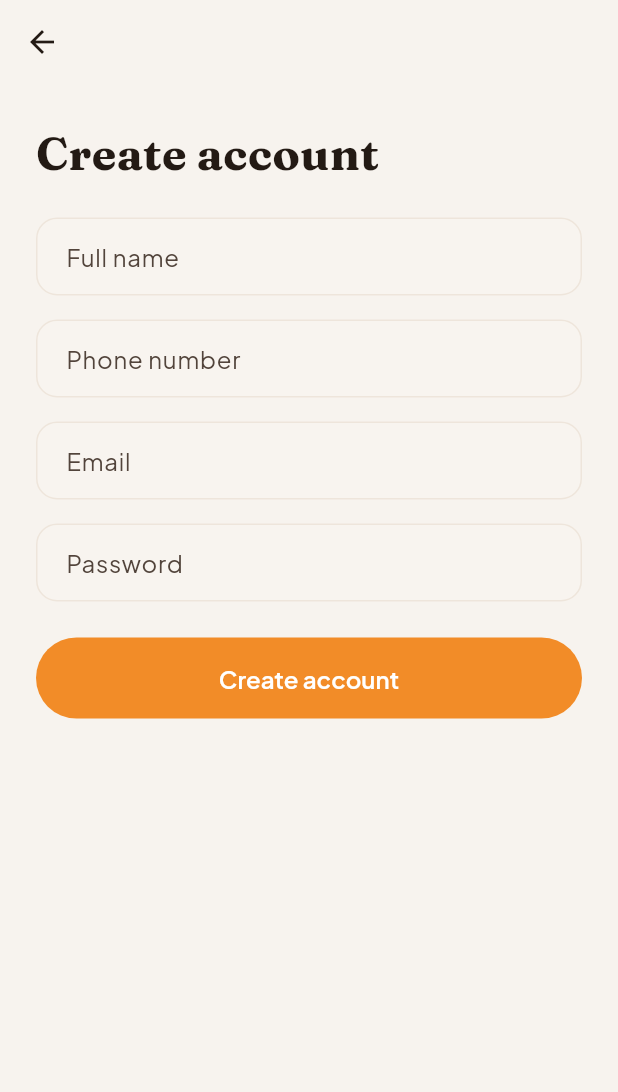
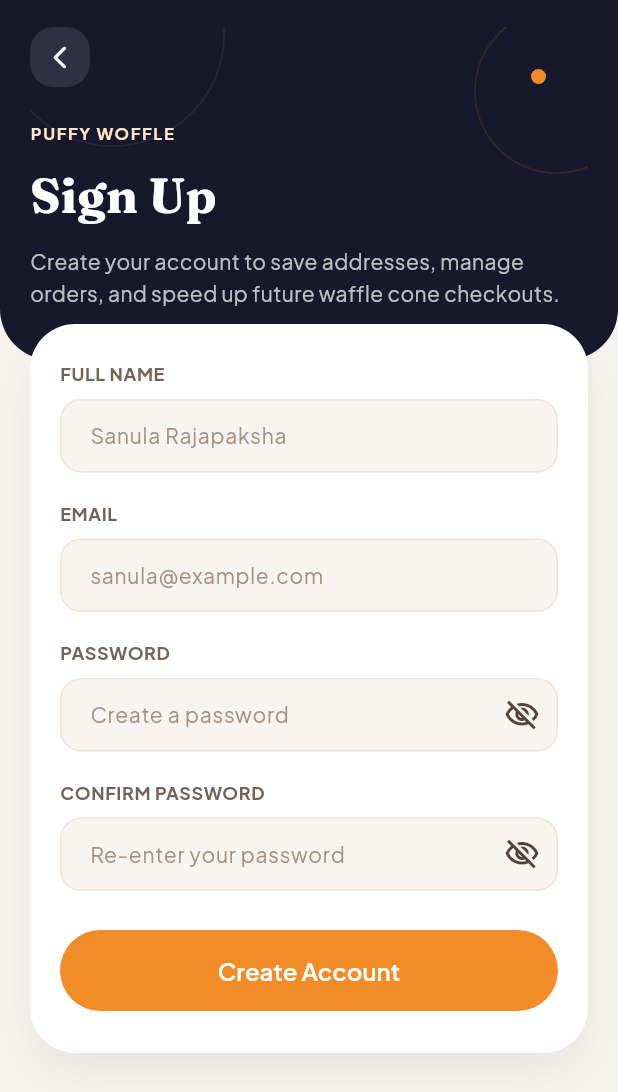
Before and after one commit to sanularajapaksha-prog/waffle_corn_mobile_application, a Flutter app: the SignUpScreen screen opened by its route, on a phone screen of 412 x 824 dp. Shown: the top 1092 px of the screen. Run offline on Flutter 3.47's test engine with Material 3 defaults, Android fonts, the phone set to English and light mode, and no system bars; our stand-ins replace google_fonts.

Commit message:
redo sign up screen

```diff
--- a/frontend/lib/screens/sign_up_screen.dart
+++ b/frontend/lib/screens/sign_up_screen.dart
@@ -1,40 +1,152 @@
 import 'package:flutter/material.dart';
-import 'package:google_fonts/google_fonts.dart';
+import 'package:flutter/services.dart';
 
-import '../utils/app_colors.dart';
 import '../utils/app_routes.dart';
+import '../widgets/auth/auth_header.dart';
+import '../widgets/common/custom_text_field.dart';
 import '../widgets/custom_button.dart';
 
-class SignUpScreen extends StatelessWidget {
+class SignUpScreen extends StatefulWidget {
   const SignUpScreen({super.key});
 
   @override
+  State<SignUpScreen> createState() => _SignUpScreenState();
+}
+
+class _SignUpScreenState extends State<SignUpScreen> {
+  final _nameController = TextEditingController();
+  final _emailController = TextEditingController();
+  final _passwordController = TextEditingController();
+  final _confirmPasswordController = TextEditingController();
+  bool _obscurePassword = true;
+  bool _obscureConfirmPassword = true;
+
+  @override
+  void dispose() {
+    _nameController.dispose();
+    _emailController.dispose();
+    _passwordController.dispose();
+    _confirmPasswordController.dispose();
+    super.dispose();
+  }
+
+  void _goToVerification() {
+    Navigator.pushNamed(
+      context,
+      AppRoutes.verification,
+      arguments: {
+        'email': _emailController.text.trim(),
+        'returnToHome': true,
+      },
+    );
+  }
+
+  @override
   Widget build(BuildContext context) {
-    return Scaffold(
-      backgroundColor: AppColors.background,
-      appBar: AppBar(),
-      body: Padding(
-        padding: const EdgeInsets.all(24),
-        child: Column(
-          crossAxisAlignment: CrossAxisAlignment.start,
-          children: [
-            Text('Create account', style: GoogleFonts.fraunces(fontSize: 30, fontWeight: FontWeight.w700, color: AppColors.textPrimary)),
-            const SizedBox(height: 20),
-            const TextField(decoration: InputDecoration(labelText: 'Full name')),
-            const SizedBox(height: 16),
-            const TextField(decoration: InputDecoration(labelText: 'Phone number')),
-            const SizedBox(height: 16),
-            const TextField(decoration: InputDecoration(labelText: 'Email')),
-            const SizedBox(height: 16),
-            const TextField(obscureText: true, decoration: InputDecoration(labelText: 'Password')),
-            const SizedBox(height: 24),
-            PrimaryButton(
-              label: 'Create account',
-              onPressed: () => Navigator.pushNamedAndRemoveUntil(context, AppRoutes.home, (route) => false),
+    return AnnotatedRegion<SystemUiOverlayStyle>(
+      value: SystemUiOverlayStyle.light.copyWith(
+        statusBarColor: Colors.transparent,
+      ),
+      child: Scaffold(
+        body: SafeArea(
+          child: SingleChildScrollView(
+            child: Column(
+              children: [
+                const AuthHeader(
+                  title: 'Sign Up',
+                  subtitle:
+                      'Create your account to save addresses, manage orders, and speed up future waffle cone checkouts.',
+                ),
+                Transform.translate(
+                  offset: const Offset(0, -24),
+                  child: Padding(
+                    padding: const EdgeInsets.symmetric(horizontal: 20),
+                    child: Container(
+                      padding: const EdgeInsets.fromLTRB(20, 24, 20, 28),
+                      decoration: _signUpCardDecoration(),
+                      child: Column(
+                        crossAxisAlignment: CrossAxisAlignment.start,
+                        children: [
+                        CustomTextField(
+                          label: 'FULL NAME',
+                          hintText: 'Sanula Rajapaksha',
+                          controller: _nameController,
+                          textInputAction: TextInputAction.next,
+                        ),
+                        const SizedBox(height: 18),
+                        CustomTextField(
+                          label: 'EMAIL',
+                          hintText: 'sanula@example.com',
+                          controller: _emailController,
+                          keyboardType: TextInputType.emailAddress,
+                          textInputAction: TextInputAction.next,
+                        ),
+                        const SizedBox(height: 18),
+                        CustomTextField(
+                          label: 'PASSWORD',
+                          hintText: 'Create a password',
+                          controller: _passwordController,
+                          obscureText: _obscurePassword,
+                          textInputAction: TextInputAction.next,
+                          suffixIcon: IconButton(
+                            onPressed: () => setState(
+                              () => _obscurePassword = !_obscurePassword,
+                            ),
+                            icon: Icon(
+                              _obscurePassword
+                                  ? Icons.visibility_off_outlined
+                                  : Icons.visibility_outlined,
+                            ),
+                          ),
+                        ),
+                        const SizedBox(height: 18),
+                        CustomTextField(
+                          label: 'CONFIRM PASSWORD',
+                          hintText: 'Re-enter your password',
+                          controller: _confirmPasswordController,
+                          obscureText: _obscureConfirmPassword,
+                          textInputAction: TextInputAction.done,
+                          suffixIcon: IconButton(
+                            onPressed: () => setState(
+                              () => _obscureConfirmPassword =
+                                  !_obscureConfirmPassword,
+                            ),
+                            icon: Icon(
+                              _obscureConfirmPassword
+                                  ? Icons.visibility_off_outlined
+                                  : Icons.visibility_outlined,
+                            ),
+                          ),
+                        ),
+                        const SizedBox(height: 26),
+                        PrimaryButton(
+                          label: 'Create Account',
+                          onPressed: _goToVerification,
+                        ),
+                        ],
+                      ),
+                    ),
+                  ),
+                ),
+              ],
             ),
-          ],
+          ),
         ),
       ),
     );
   }
 }
+
+BoxDecoration _signUpCardDecoration() {
+  return BoxDecoration(
+    color: Colors.white,
+    borderRadius: BorderRadius.circular(30),
+    boxShadow: [
+      BoxShadow(
+        color: Colors.black.withOpacity(0.06),
+        blurRadius: 24,
+        offset: const Offset(0, 14),
+      ),
+    ],
+  );
+}
```
